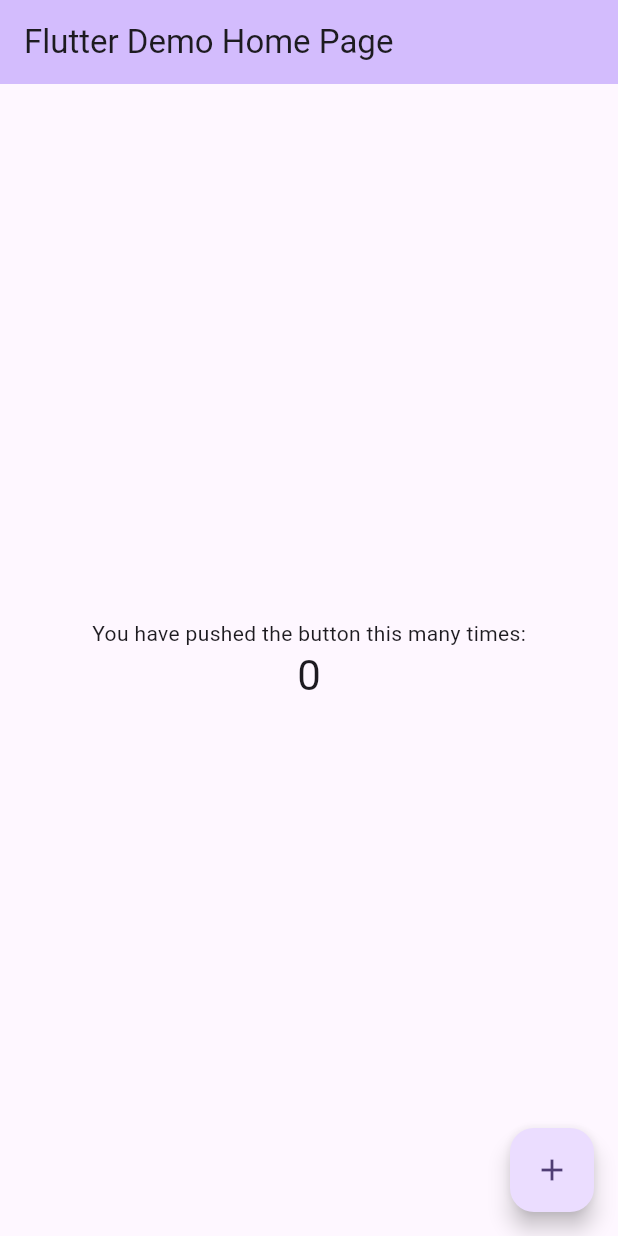
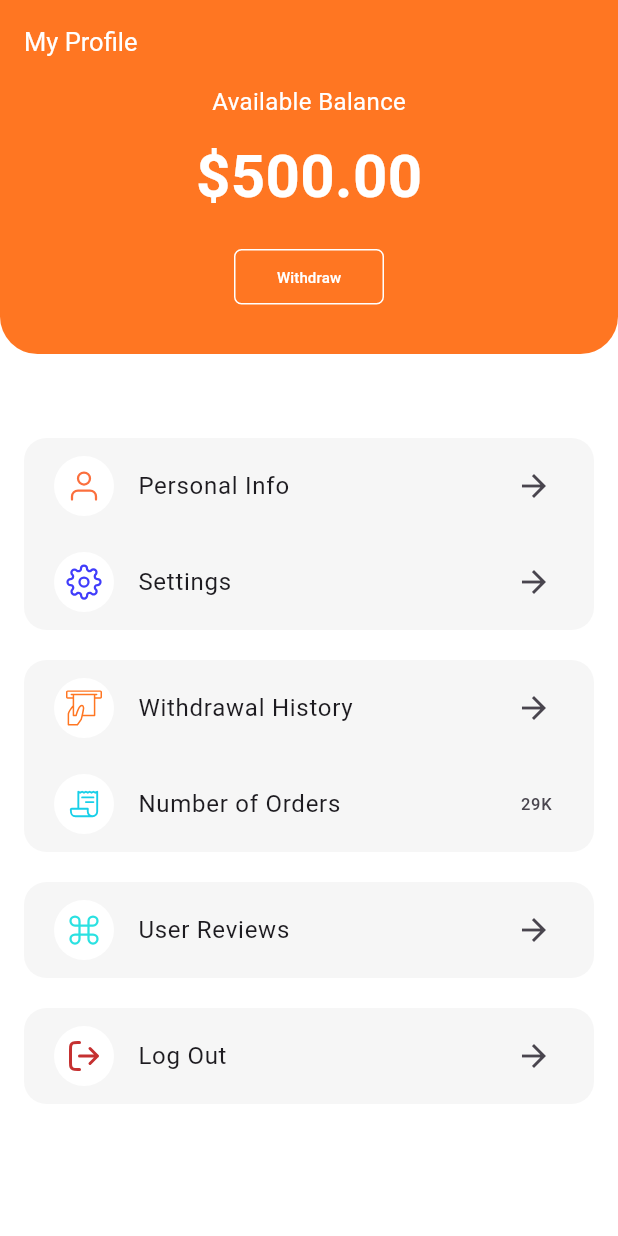
Before and after one commit to Walid-Othman/wasel_app, a Flutter app: the screen it shows after launch, on a phone screen of 412 x 824 dp. Run offline on Flutter 3.47's test engine with Material 3 defaults, Android fonts, the phone set to English and light mode, and no system bars; our stand-ins replace flutter_svg.

Commit message:
Profile Design Completed

```diff
--- /dev/null
+++ b/lib/core/features/profile/component/balance.dart
@@ -0,0 +1,61 @@
+import 'package:flutter/material.dart';
+import 'package:wasel_app/core/theme/light_colors/light_colors.dart';
+
+class Balance extends StatelessWidget {
+  const Balance({super.key});
+
+  @override
+  Widget build(BuildContext context) {
+    return  Container(
+            width: double.infinity,
+            height: 180,
+            decoration: BoxDecoration(
+              color: LightColors.orangeColor,
+              borderRadius: BorderRadius.only(
+                bottomLeft: Radius.circular(25),
+                bottomRight: Radius.circular(25),
+              ),
+            ),
+            child: Column(
+              children: [
+                Text(
+                  'Available Balance',
+                  style: TextStyle(
+                    color: LightColors.primaryColor,
+                    fontSize: 16,
+                    fontWeight: FontWeight.w400,
+                  ),
+                ),
+                SizedBox(height: 10),
+                Text(
+                  '\$500.00',
+                  style: TextStyle(
+                    color: LightColors.primaryColor,
+                    fontSize: 40,
+                    fontWeight: FontWeight.bold,
+                  ),
+                ),
+                SizedBox(height: 20),
+                Container(
+                  width: 100,
+                  height: 37,
+                  decoration: BoxDecoration(
+                    border: BoxBorder.all(color: LightColors.primaryColor),
+                    borderRadius: BorderRadius.circular(5),
+                  ),
+                  child: TextButton(
+                    onPressed: () {},
+                    child: Text(
+                      "Withdraw",
+                      style: TextStyle(
+                        color: LightColors.primaryColor,
+                        fontSize: 10,
+                      ),
+                    ),
+                  ),
+                ),
+              ],
+            ),
+          );
+  }
+}
--- /dev/null
+++ b/lib/core/features/profile/component/profile_info_component.dart
@@ -0,0 +1,69 @@
+import 'package:flutter/material.dart';
+import 'package:wasel_app/core/features/profile/custome_list_tilte.dart';
+import 'package:wasel_app/core/features/profile/widget/cart_contanir.dart';
+
+class ProfileInfoComponent extends StatelessWidget {
+  const ProfileInfoComponent({super.key});
+
+  @override
+  Widget build(BuildContext context) {
+    return Expanded(
+      child: SingleChildScrollView(
+        padding: EdgeInsets.all(16),
+        child: Column(
+          children: [
+            SizedBox(height: 20),
+            CartContanir(
+              child: Column(
+                children: [
+                  CustomeListTilte(onTap: () {}),
+                  SizedBox(height: 8),
+                  CustomeListTilte(
+                    onTap: () {},
+                    image: "assets/images/settings.svg",
+                    title: "Settings",
+                  ),
+                ],
+              ),
+            ),
+            SizedBox(height: 20),
+            CartContanir(
+              child: Column(
+                children: [
+                  CustomeListTilte(
+                    onTap: () {},
+                    image: 'assets/images/withdrawal.svg',
+                    title: 'Withdrawal History',
+                  ),
+                  SizedBox(height: 8),
+                  CustomeListTilte(
+                    onTap: () {},
+                    image: "assets/images/receipt-outline.svg",
+                    title: "Number of Orders",
+                    icone: '29K',
+                  ),
+                ],
+              ),
+            ),
+            SizedBox(height: 20),
+            CartContanir(
+              child: CustomeListTilte(
+                image: "assets/images/command.svg",
+                title: "User Reviews",
+                onTap: () {},
+              ),
+            ),
+            SizedBox(height: 20),
+            CartContanir(
+              child: CustomeListTilte(
+                image: "assets/images/logOut.svg",
+                title: "Log Out",
+                onTap: () {},
+              ),
+            ),
+          ],
+        ),
+      ),
+    );
+  }
+}
--- /dev/null
+++ b/lib/core/features/profile/custome_list_tilte.dart
@@ -0,0 +1,35 @@
+import 'package:flutter/material.dart';
+import 'package:flutter_svg/svg.dart';
+import 'package:wasel_app/core/theme/light_colors/light_colors.dart';
+
+class CustomeListTilte extends StatelessWidget {
+  const CustomeListTilte({
+    super.key,
+    this.title,
+    this.image,
+    this.icone,
+    required this.onTap,
+  });
+  final String? title;
+  final String? image;
+  final String? icone;
+  final Function() onTap;
+  @override
+  Widget build(BuildContext context) {
+    return ListTile(
+      onTap: onTap,
+      title: Text(title ?? "Personal Info"),
+      leading: Container(
+        decoration: BoxDecoration(
+          color: LightColors.primaryColor,
+          borderRadius: BorderRadius.circular(100),
+        ),
+        child: Padding(
+          padding: const EdgeInsets.all(8.0),
+          child: SvgPicture.asset(image ?? "assets/images/user.svg"),
+        ),
+      ),
+      trailing: icone == null ? Icon(Icons.arrow_forward) : Text(icone!),
+    );
+  }
+}
--- /dev/null
+++ b/lib/core/features/profile/profile_screen.dart
@@ -0,0 +1,34 @@
+import 'package:flutter/material.dart';
+import 'package:flutter/services.dart';
+import 'package:wasel_app/core/features/profile/component/balance.dart';
+import 'package:wasel_app/core/features/profile/component/profile_info_component.dart';
+import 'package:wasel_app/core/theme/light_colors/light_colors.dart';
+
+class ProfileScreen extends StatelessWidget {
+  const ProfileScreen({super.key});
+
+  @override
+  Widget build(BuildContext context) {
+    return Scaffold(
+      appBar: AppBar(
+        systemOverlayStyle: SystemUiOverlayStyle(
+          statusBarIconBrightness: Brightness.light,
+          statusBarBrightness: Brightness.dark,
+          statusBarColor: Colors.transparent,
+        ),
+        title: Text(
+          'My Profile',
+          style: TextStyle(
+            color: Color(0xFFFFFFFF),
+            fontSize: 17,
+            fontWeight: FontWeight.w400,
+          ),
+        ),
+        backgroundColor: LightColors.orangeColor,
+      ),
+      body: Column(
+        children: [Balance(), SizedBox(height: 20), ProfileInfoComponent()],
+      ),
+    );
+  }
+}
--- /dev/null
+++ b/lib/core/features/profile/widget/cart_contanir.dart
@@ -0,0 +1,18 @@
+import 'package:flutter/material.dart';
+
+class CartContanir extends StatelessWidget {
+   CartContanir({super.key , required this.child});
+Widget child;
+  @override
+  Widget build(BuildContext context) {
+    return Container(
+      padding: EdgeInsets.all(4),
+      width: double.infinity,
+      decoration: BoxDecoration(
+        borderRadius: BorderRadius.circular(15),
+        color: Color(0xFFF6F6F6),
+      ),
+      child: child,
+    );
+  }
+}
--- /dev/null
+++ b/lib/core/theme/light_colors/light_colors.dart
@@ -0,0 +1,6 @@
+import 'package:flutter/material.dart';
+
+class LightColors {
+  static final Color primaryColor = Color(0xFFffffff);
+  static final Color orangeColor = Color(0xFFFF7622);
+}
--- a/lib/main.dart
+++ b/lib/main.dart
@@ -1,4 +1,6 @@
 import 'package:flutter/material.dart';
+import 'package:wasel_app/core/features/profile/profile_screen.dart';
+import 'package:wasel_app/core/theme/light_colors/light_colors.dart';
 
 void main() {
   runApp(const MyApp());
@@ -11,112 +13,11 @@ class MyApp extends StatelessWidget {
   @override
   Widget build(BuildContext context) {
     return MaterialApp(
+      debugShowCheckedModeBanner: false,
       title: 'Flutter Demo',
-      theme: ThemeData(
-        // This is the theme of your application.
-        //
-        // TRY THIS: Try running your application with "flutter run". You'll see
-        // the application has a purple toolbar. Then, without quitting the app,
-        // try changing the seedColor in the colorScheme below to Colors.green
-        // and then invoke "hot reload" (save your changes or press the "hot
-        // reload" button in a Flutter-supported IDE, or press "r" if you used
-        // the command line to start the app).
-        //
-        // Notice that the counter didn't reset back to zero; the application
-        // state is not lost during the reload. To reset the state, use hot
-        // restart instead.
-        //
-        // This works for code too, not just values: Most code changes can be
-        // tested with just a hot reload.
-        colorScheme: .fromSeed(seedColor: Colors.deepPurple),
-      ),
-      home: const MyHomePage(title: 'Flutter Demo Home Page'),
+      theme: ThemeData(colorScheme: .fromSeed(seedColor: Colors.deepPurple
+     ),scaffoldBackgroundColor: LightColors.primaryColor),
+      home: ProfileScreen(),
     );
   }
 }
-
-class MyHomePage extends StatefulWidget {
-  const MyHomePage({super.key, required this.title});
-
-  // This widget is the home page of your application. It is stateful, meaning
-  // that it has a State object (defined below) that contains fields that affect
-  // how it looks.
-
-  // This class is the configuration for the state. It holds the values (in this
-  // case the title) provided by the parent (in this case the App widget) and
-  // used by the build method of the State. Fields in a Widget subclass are
-  // always marked "final".
-
-  final String title;
-
-  @override
-  State<MyHomePage> createState() => _MyHomePageState();
-}
-
-class _MyHomePageState extends State<MyHomePage> {
-  int _counter = 0;
-
-  void _incrementCounter() {
-    setState(() {
-      // This call to setState tells the Flutter framework that something has
-      // changed in this State, which causes it to rerun the build method below
-      // so that the display can reflect the updated values. If we changed
-      // _counter without calling setState(), then the build method would not be
-      // called again, and so nothing would appear to happen.
-      _counter++;
-    });
-  }
-
-  @override
-  Widget build(BuildContext context) {
-    // This method is rerun every time setState is called, for instance as done
-    // by the _incrementCounter method above.
-    //
-    // The Flutter framework has been optimized to make rerunning build methods
-    // fast, so that you can just rebuild anything that needs updating rather
-    // than having to individually change instances of widgets.
-    return Scaffold(
-      appBar: AppBar(
-        // TRY THIS: Try changing the color here to a specific color (to
-        // Colors.amber, perhaps?) and trigger a hot reload to see the AppBar
-        // change color while the other colors stay the same.
-        backgroundColor: Theme.of(context).colorScheme.inversePrimary,
-        // Here we take the value from the MyHomePage object that was created by
-        // the App.build method, and use it to set our appbar title.
-        title: Text(widget.title),
-      ),
-      body: Center(
-        // Center is a layout widget. It takes a single child and positions it
-        // in the middle of the parent.
-        child: Column(
-          // Column is also a layout widget. It takes a list of children and
-          // arranges them vertically. By default, it sizes itself to fit its
-          // children horizontally, and tries to be as tall as its parent.
-          //
-          // Column has various properties to control how it sizes itself and
-          // how it positions its children. Here we use mainAxisAlignment to
-          // center the children vertically; the main axis here is the vertical
-          // axis because Columns are vertical (the cross axis would be
-          // horizontal).
-          //
-          // TRY THIS: Invoke "debug painting" (choose the "Toggle Debug Paint"
-          // action in the IDE, or press "p" in the console), to see the
-          // wireframe for each widget.
-          mainAxisAlignment: .center,
-          children: [
-            const Text('You have pushed the button this many times:'),
-            Text(
-              '$_counter',
-              style: Theme.of(context).textTheme.headlineMedium,
-            ),
-          ],
-        ),
-      ),
-      floatingActionButton: FloatingActionButton(
-        onPressed: _incrementCounter,
-        tooltip: 'Increment',
-        child: const Icon(Icons.add),
-      ),
-    );
-  }
-}
```
Also changed, not shown: pubspec.yaml (+4 -3 lines), assets/images/command.svg (added), assets/images/logOut.svg (added), assets/images/receipt-outline.svg (added), assets/images/settings.svg (added), assets/images/user.svg (added), assets/images/withdrawal.svg (added), pubspec.lock.
